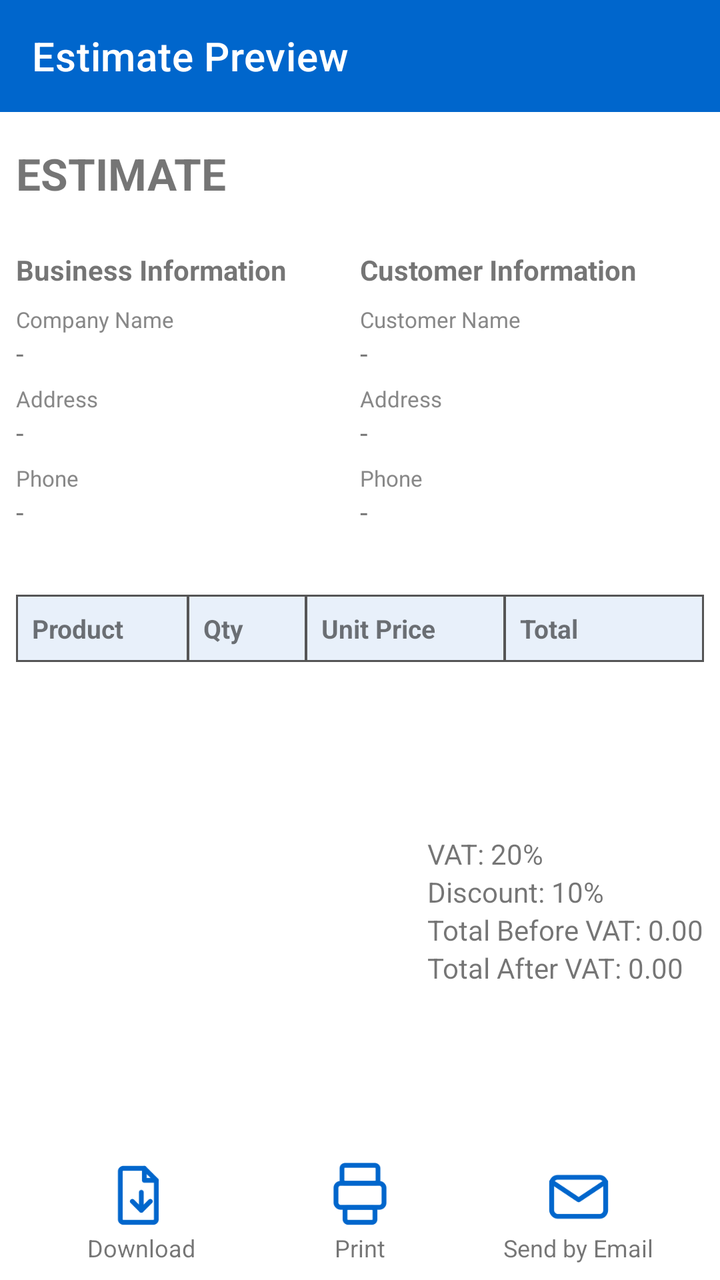
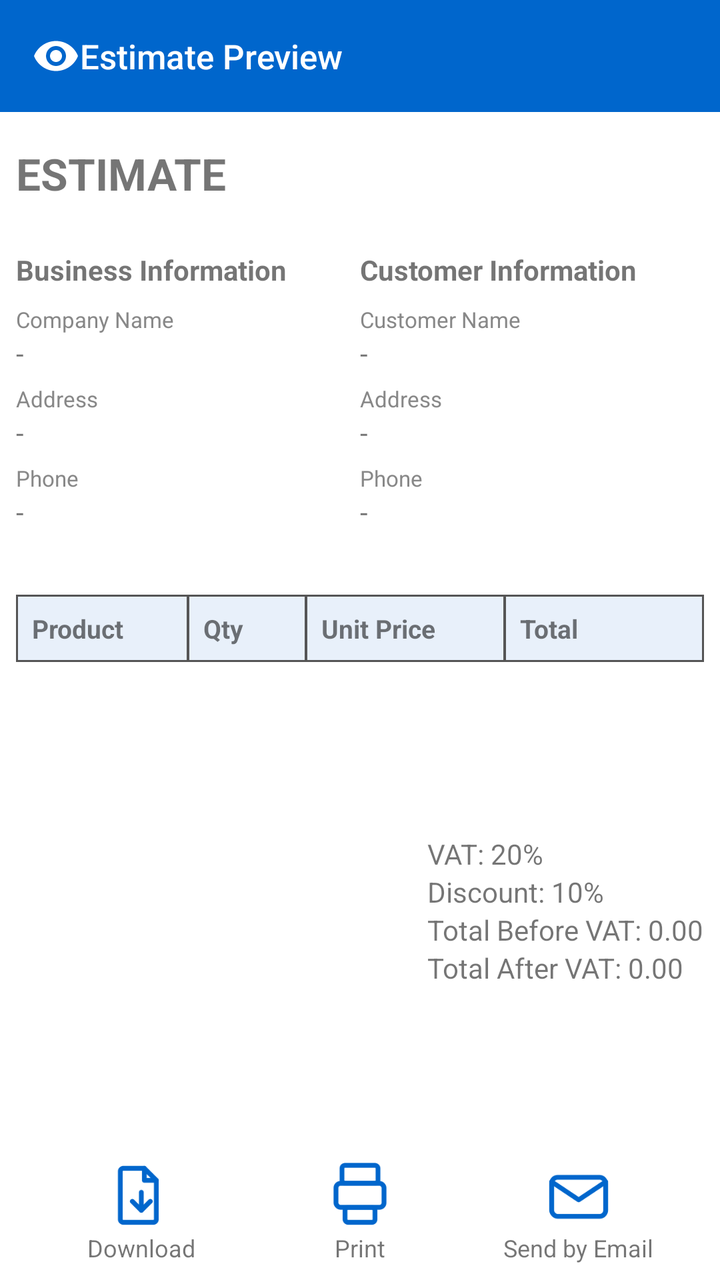

The first picture is an Android layout as it rendered before a commit; the second is the same layout after the commit. The layout source and the unified diff follow.
<!-- AndroidManifest.xml: application theme Theme.MetalConstructionsEstimates -->
<!-- res/layout/activity_estimate_preview.xml -->
<?xml version="1.0" encoding="utf-8"?>
<androidx.constraintlayout.widget.ConstraintLayout xmlns:android="http://schemas.android.com/apk/res/android"
    xmlns:app="http://schemas.android.com/apk/res-auto"
    android:layout_width="match_parent"
    android:layout_height="match_parent">

    
    <ScrollView
        android:layout_width="0dp"
        android:layout_height="0dp"
        android:fillViewport="true"
        app:layout_constraintTop_toTopOf="parent"
        app:layout_constraintStart_toStartOf="parent"
        app:layout_constraintEnd_toEndOf="parent"
        app:layout_constraintBottom_toTopOf="@id/buttonsRow">

        <androidx.constraintlayout.widget.ConstraintLayout
            android:layout_width="match_parent"
            android:layout_height="wrap_content">

            
            <androidx.appcompat.widget.Toolbar
                android:id="@+id/toolbar"
                android:layout_width="0dp"
                android:layout_height="?attr/actionBarSize"
                android:background="#0066cc"
                app:title="Estimate Preview"
                app:titleTextColor="@android:color/white"
                app:layout_constraintTop_toTopOf="parent"
                app:layout_constraintStart_toStartOf="parent"
                app:layout_constraintEnd_toEndOf="parent"/>

            
            <TextView
                android:id="@+id/tvEstimateLabel"
                android:layout_width="wrap_content"
                android:layout_height="wrap_content"
                android:text="ESTIMATE"
                android:textSize="22sp"
                android:textStyle="bold"
                android:layout_marginTop="16dp"
                android:layout_marginStart="8dp"
                app:layout_constraintTop_toBottomOf="@id/toolbar"
                app:layout_constraintStart_toStartOf="parent"/>

            
            <LinearLayout
                android:id="@+id/infoRow"
                android:layout_width="0dp"
                android:layout_height="wrap_content"
                android:orientation="horizontal"
                android:layout_marginTop="16dp"
                android:padding="8dp"
                app:layout_constraintTop_toBottomOf="@id/tvEstimateLabel"
                app:layout_constraintStart_toStartOf="parent"
                app:layout_constraintEnd_toEndOf="parent">

                
                <LinearLayout
                    android:layout_width="0dp"
                    android:layout_height="wrap_content"
                    android:layout_weight="1"
                    android:orientation="vertical">

                    <TextView
                        android:layout_width="wrap_content"
                        android:layout_height="wrap_content"
                        android:text="Business Information"
                        android:textStyle="bold"
                        android:textSize="14sp" />

                    
                    <TextView
                        android:layout_width="wrap_content"
                        android:layout_height="wrap_content"
                        android:layout_marginTop="8dp"
                        android:text="Company Name"
                        android:textSize="11sp"
                        android:textColor="#888888" />
                    <TextView
                        android:id="@+id/tvBusinessName"
                        android:layout_width="wrap_content"
                        android:layout_height="wrap_content"
                        android:text="-"
                        android:textSize="14sp" />

                    
                    <TextView
                        android:layout_width="wrap_content"
                        android:layout_height="wrap_content"
                        android:layout_marginTop="6dp"
                        android:text="Address"
                        android:textSize="11sp"
                        android:textColor="#888888" />
                    <TextView
                        android:id="@+id/tvBusinessAddress"
                        android:layout_width="wrap_content"
                        android:layout_height="wrap_content"
                        android:text="-"
                        android:textSize="14sp" />

                    
                    <TextView
                        android:layout_width="wrap_content"
                        android:layout_height="wrap_content"
                        android:layout_marginTop="6dp"
                        android:text="Phone"
                        android:textSize="11sp"
                        android:textColor="#888888" />
                    <TextView
                        android:id="@+id/tvBusinessPhone"
                        android:layout_width="wrap_content"
                        android:layout_height="wrap_content"
                        android:text="-"
                        android:textSize="14sp" />
                </LinearLayout>

                
                <LinearLayout
                    android:layout_width="0dp"
                    android:layout_height="wrap_content"
                    android:layout_weight="1"
                    android:orientation="vertical">

                    <TextView
                        android:layout_width="wrap_content"
                        android:layout_height="wrap_content"
                        android:text="Customer Information"
                        android:textStyle="bold"
                        android:textSize="14sp" />

                    
                    <TextView
                        android:layout_width="wrap_content"
                        android:layout_height="wrap_content"
                        android:layout_marginTop="8dp"
                        android:text="Customer Name"
                        android:textSize="11sp"
                        android:textColor="#888888" />
                    <TextView
                        android:id="@+id/tvCustomerName"
                        android:layout_width="wrap_content"
                        android:layout_height="wrap_content"
                        android:text="-"
                        android:textSize="14sp" />

                    
                    <TextView
                        android:layout_width="wrap_content"
                        android:layout_height="wrap_content"
                        android:layout_marginTop="6dp"
                        android:text="Address"
                        android:textSize="11sp"
                        android:textColor="#888888" />
                    <TextView
                        android:id="@+id/tvCustomerAddress"
                        android:layout_width="wrap_content"
                        android:layout_height="wrap_content"
                        android:text="-"
                        android:textSize="14sp" />

                    
                    <TextView
                        android:layout_width="wrap_content"
                        android:layout_height="wrap_content"
                        android:layout_marginTop="6dp"
                        android:text="Phone"
                        android:textSize="11sp"
                        android:textColor="#888888" />
                    <TextView
                        android:id="@+id/tvCustomerPhone"
                        android:layout_width="wrap_content"
                        android:layout_height="wrap_content"
                        android:text="-"
                        android:textSize="14sp" />
                </LinearLayout>
            </LinearLayout>

            
            <LinearLayout
                android:id="@+id/tableHeader"
                android:layout_width="0dp"
                android:layout_height="wrap_content"
                android:orientation="horizontal"
                android:baselineAligned="false"
                android:layout_marginTop="16dp"
                android:paddingStart="8dp"
                android:paddingEnd="8dp"
                android:paddingTop="8dp"
                android:paddingBottom="0dp"
                app:layout_constraintTop_toBottomOf="@id/infoRow"
                app:layout_constraintStart_toStartOf="parent"
                app:layout_constraintEnd_toEndOf="parent">

                <TextView
                    android:layout_width="0dp"
                    android:layout_height="match_parent"
                    android:layout_weight="1.3"
                    android:text="Product"
                    android:textSize="13sp"
                    android:textStyle="bold"
                    android:gravity="center_vertical"
                    android:maxLines="1"
                    android:background="@drawable/cell_header_border"
                    android:padding="8dp" />

                <TextView
                    android:layout_width="0dp"
                    android:layout_height="match_parent"
                    android:layout_weight="0.9"
                    android:layout_marginStart="-1dp"
                    android:text="Qty"
                    android:textSize="13sp"
                    android:textStyle="bold"
                    android:gravity="center_vertical"
                    android:maxLines="1"
                    android:background="@drawable/cell_header_border"
                    android:padding="8dp" />

                <TextView
                    android:layout_width="0dp"
                    android:layout_height="match_parent"
                    android:layout_weight="1.5"
                    android:layout_marginStart="-1dp"
                    android:text="Unit Price"
                    android:textSize="13sp"
                    android:textStyle="bold"
                    android:gravity="center_vertical"
                    android:maxLines="1"
                    android:background="@drawable/cell_header_border"
                    android:padding="8dp" />

                <TextView
                    android:layout_width="0dp"
                    android:layout_height="match_parent"
                    android:layout_weight="1.5"
                    android:layout_marginStart="-1dp"
                    android:text="Total"
                    android:textSize="13sp"
                    android:textStyle="bold"
                    android:gravity="center_vertical"
                    android:maxLines="1"
                    android:background="@drawable/cell_header_border"
                    android:padding="8dp" />
            </LinearLayout>

            
            <LinearLayout
                android:id="@+id/linesContainer"
                android:layout_width="0dp"
                android:layout_height="wrap_content"
                android:orientation="vertical"
                android:paddingStart="8dp"
                android:paddingEnd="8dp"
                android:paddingTop="0dp"
                android:paddingBottom="8dp"
                app:layout_constraintTop_toBottomOf="@id/tableHeader"
                app:layout_constraintStart_toStartOf="parent"
                app:layout_constraintEnd_toEndOf="parent"/>

            
            <LinearLayout
                android:id="@+id/totalsLayout"
                android:layout_width="0dp"
                android:layout_height="wrap_content"
                android:orientation="vertical"
                android:layout_marginTop="16dp"
                android:layout_marginBottom="16dp"
                android:padding="8dp"
                app:layout_constraintTop_toBottomOf="@id/linesContainer"
                app:layout_constraintEnd_toEndOf="parent"
                app:layout_constraintBottom_toBottomOf="parent">

                <TextView android:id="@+id/tvVat" android:layout_width="wrap_content" android:layout_height="wrap_content" android:text="VAT: 20%" />
                <TextView android:id="@+id/tvDiscount" android:layout_width="wrap_content" android:layout_height="wrap_content" android:text="Discount: 10%" />
                <TextView android:id="@+id/tvTotalBeforeVat" android:layout_width="wrap_content" android:layout_height="wrap_content" android:text="Total Before VAT: 0.00" />
                <TextView android:id="@+id/tvAllTotal" android:layout_width="wrap_content" android:layout_height="wrap_content" android:text="Total After VAT: 0.00" />
            </LinearLayout>
        </androidx.constraintlayout.widget.ConstraintLayout>
    </ScrollView>

    
    <LinearLayout
        android:id="@+id/buttonsRow"
        android:layout_width="0dp"
        android:layout_height="wrap_content"
        android:orientation="horizontal"
        android:gravity="center"
        android:layout_marginStart="8dp"
        android:layout_marginEnd="8dp"
        android:padding="8dp"
        app:layout_constraintBottom_toBottomOf="parent"
        app:layout_constraintStart_toStartOf="parent"
        app:layout_constraintEnd_toEndOf="parent">

        
        <LinearLayout
            android:id="@+id/btnDownloadSection"
            android:layout_width="0dp"
            android:layout_height="wrap_content"
            android:layout_weight="1"
            android:orientation="vertical"
            android:gravity="center">

            <ImageView
                android:id="@+id/btnDownloadPdf"
                android:layout_width="36dp"
                android:layout_height="36dp"
                android:src="@drawable/file"
                android:contentDescription="Download"
                android:background="?attr/selectableItemBackgroundBorderless"
                android:clickable="true"
                android:focusable="true"
                android:elevation="4dp"
                app:tint="#0066cc" />

            <TextView
                android:layout_width="wrap_content"
                android:layout_height="wrap_content"
                android:text="Download"
                android:textSize="12sp" />
        </LinearLayout>

        
        <LinearLayout
            android:id="@+id/btnPrintSection"
            android:layout_width="0dp"
            android:layout_height="wrap_content"
            android:layout_weight="1"
            android:orientation="vertical"
            android:gravity="center">

            <ImageView
                android:id="@+id/btnPrint"
                android:layout_width="36dp"
                android:layout_height="36dp"
                android:src="@drawable/printer"
                android:contentDescription="Print"
                android:background="?attr/selectableItemBackgroundBorderless"
                android:clickable="true"
                android:focusable="true"
                android:elevation="4dp"
                app:tint="#0066cc" />

            <TextView
                android:layout_width="wrap_content"
                android:layout_height="wrap_content"
                android:text="Print"
                android:textSize="12sp" />
        </LinearLayout>

        
        <LinearLayout
            android:id="@+id/btnSendMailSection"
            android:layout_width="0dp"
            android:layout_height="wrap_content"
            android:layout_weight="1"
            android:orientation="vertical"
            android:gravity="center">

            <ImageView
                android:id="@+id/btnSendMail"
                android:layout_width="36dp"
                android:layout_height="36dp"
                android:src="@drawable/sendemail"
                android:contentDescription="Send Email"
                android:background="?attr/selectableItemBackgroundBorderless"
                android:clickable="true"
                android:focusable="true"
                android:elevation="4dp"
                app:tint="#0066cc" />

            <TextView
                android:layout_width="wrap_content"
                android:layout_height="wrap_content"
                android:text="Send by Email"
                android:textSize="12sp" />
        </LinearLayout>
    </LinearLayout>
</androidx.constraintlayout.widget.ConstraintLayout>
<!-- resources referenced by this layout -->
<resources>
  <!-- drawable cell_header_border (drawable) -->
  <?xml version="1.0" encoding="utf-8"?>
  <shape xmlns:android="http://schemas.android.com/apk/res/android"
      android:shape="rectangle">
      <solid android:color="#E8F0FA" />
      <stroke android:width="1dp" android:color="#555555" />
  </shape>
  <!-- drawable file: png bitmap (drawable, 1657 bytes) -->
  <!-- drawable printer: png bitmap (drawable, 1806 bytes) -->
  <!-- drawable sendemail: png bitmap (drawable, 1814 bytes) -->
  <style name="Theme.MetalConstructionsEstimates" parent="Theme.MaterialComponents.DayNight.NoActionBar">
      
          <item name="colorPrimary">@color/purple_200</item>
          <item name="colorPrimaryVariant">@color/purple_700</item>
          <item name="colorOnPrimary">@color/black</item>
  
          <item name="colorSecondary">@color/teal_200</item>
          <item name="colorSecondaryVariant">@color/teal_200</item>
          <item name="colorOnSecondary">@color/black</item>
  
          <item name="android:statusBarColor">?attr/colorPrimaryVariant</item>
          <item name="android:windowLightStatusBar">false</item>
  
          
      </style>
  <color name="purple_200">#FFBB86FC</color>
  <color name="purple_700">#FF3700B3</color>
  <color name="black">#FF000000</color>
  <color name="teal_200">#FF03DAC5</color>
</resources>

<!-- the commit's change to res/layout/activity_estimate_preview.xml (unified diff, before → after) -->
@@ -24,7 +24,13 @@
                 android:layout_width="0dp"
                 android:layout_height="?attr/actionBarSize"
                 android:background="#0066cc"
+                android:theme="@style/ThemeOverlay.MaterialComponents.Dark.ActionBar"
+                app:popupTheme="@style/ThemeOverlay.AppCompat.DayNight"
                 app:title="Estimate Preview"
+                app:logo="@drawable/ic_toolbar_preview"
+                app:contentInsetStartWithNavigation="0dp"
+                app:titleMarginStart="10dp"
+                app:titleTextAppearance="@style/ListToolbarTitle"
                 app:titleTextColor="@android:color/white"
                 app:layout_constraintTop_toTopOf="parent"
                 app:layout_constraintStart_toStartOf="parent"
<!-- resource entries referenced after the edit -->
@@ -8,8 +8,22 @@
       <stroke android:width="1dp" android:color="#555555" />
   </shape>
   <!-- drawable file: png bitmap (drawable, 1657 bytes) -->
+  <!-- drawable ic_toolbar_preview (drawable) -->
+  <?xml version="1.0" encoding="utf-8"?>
+  <vector xmlns:android="http://schemas.android.com/apk/res/android"
+      android:width="24dp"
+      android:height="24dp"
+      android:viewportWidth="24"
+      android:viewportHeight="24">
+      <path
+          android:fillColor="#FFFFFFFF"
+          android:pathData="M12,4.5C7,4.5 2.73,7.61 1,12c1.73,4.39 6,7.5 11,7.5s9.27,-3.11 11,-7.5c-1.73,-4.39 -6,-7.5 -11,-7.5zM12,17c-2.76,0 -5,-2.24 -5,-5s2.24,-5 5,-5 5,2.24 5,5 -2.24,5 -5,5zM12,9c-1.66,0 -3,1.34 -3,3s1.34,3 3,3 3,-1.34 3,-3 -1.34,-3 -3,-3z" />
+  </vector>
   <!-- drawable printer: png bitmap (drawable, 1806 bytes) -->
   <!-- drawable sendemail: png bitmap (drawable, 1814 bytes) -->
+  <style name="ListToolbarTitle" parent="TextAppearance.AppCompat.Widget.ActionBar.Title">
+          <item name="android:textSize">@dimen/list_toolbar_title_size</item>
+      </style>
   <style name="Theme.MetalConstructionsEstimates" parent="Theme.MaterialComponents.DayNight.NoActionBar">
       
           <item name="colorPrimary">@color/purple_200</item>
@@ -25,6 +39,7 @@
   
           
       </style>
+  <dimen name="list_toolbar_title_size">17sp</dimen>
   <color name="purple_200">#FFBB86FC</color>
   <color name="purple_700">#FF3700B3</color>
   <color name="black">#FF000000</color>
